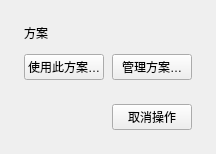
This is windows/mainwindow_child/homepage/pages/homepage_page_branches.ui in Zao-chen/ZcVersionBox as Qt 5 draws it before an edit. The edited form follows.
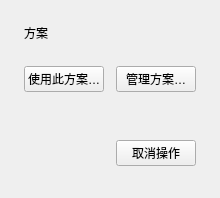
This is the edited form.

```diff
--- a/windows/mainwindow_child/homepage/pages/homepage_page_branches.ui
+++ b/windows/mainwindow_child/homepage/pages/homepage_page_branches.ui
@@ -6,8 +6,8 @@
    <property name="leftMargin"><number>24</number></property>
    <property name="topMargin"><number>24</number></property>
    <property name="rightMargin"><number>24</number></property>
-   <property name="bottomMargin"><number>24</number></property>
-   <property name="spacing"><number>12</number></property>
+   <property name="bottomMargin"><number>32</number></property>
+   <property name="spacing"><number>24</number></property>
    <item>
     <widget class="QLabel" name="branchName">
      <property name="text"><string>方案</string></property>
@@ -15,7 +15,7 @@
    </item>
    <item>
     <layout class="QHBoxLayout" name="actions">
-     <property name="spacing"><number>8</number></property>
+     <property name="spacing"><number>12</number></property>
      <item><widget class="QPushButton" name="useBranch"><property name="text"><string>使用此方案…</string></property></widget></item>
      <item><widget class="QPushButton" name="operations"><property name="text"><string>管理方案…</string></property></widget></item>
      <item><spacer name="actionSpace"><property name="orientation"><enum>Qt::Horizontal</enum></property><property name="sizeHint" stdset="0"><size><width>0</width><height>0</height></size></property></spacer></item>
```
